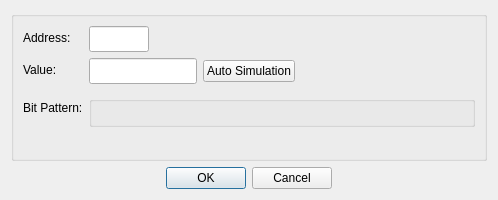
Above: src/dialogs/dialogwriteholdingregister.ui from sanny32/OpenModSim before the change. Below: the same form after it.
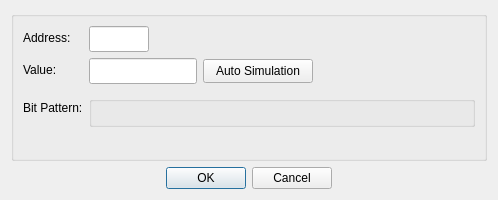
That is the form after the change. Custom widgets are drawn as their Qt base class.

Commit message: Update dialogs to write registers

```diff
--- a/src/dialogs/dialogwriteholdingregister.ui
+++ b/src/dialogs/dialogwriteholdingregister.ui
@@ -76,6 +76,9 @@
         </item>
         <item>
          <widget class="QPushButton" name="pushButtonSimulation">
+          <property name="styleSheet">
+           <string notr="true">padding: 4px 12px;</string>
+          </property>
           <property name="text">
            <string>Auto Simulation</string>
           </property>
```
The commit also changes 3 other files.
